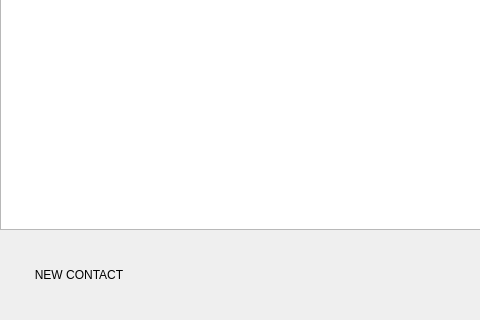
First picture: the form in xivoclient/src/xlets/people/people_widget.ui, repository wazo-platform/wazo-client-qt, before the edit; both pictures show x 0 to 480 and y 280 to 600 of the 800 by 600 pixel window.
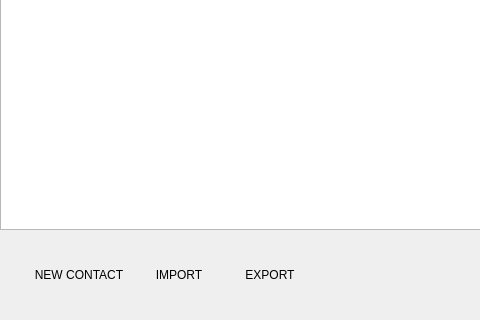
Second picture: the form after the edit. Custom widgets are drawn as their Qt base class.

Commit message:
people: add import/export functionality
Import button permit to add a csv file(personal contacts)
QMessage will popup to show final status
Export button permit to extract personal contacts into csv file

Diff of the .ui file:
```diff
--- a/xivoclient/src/xlets/people/people_widget.ui
+++ b/xivoclient/src/xlets/people/people_widget.ui
@@ -118,6 +118,9 @@
      </item>
      <item>
       <layout class="QHBoxLayout" name="horizontalLayout_2">
+       <property name="spacing">
+        <number>11</number>
+       </property>
        <property name="leftMargin">
         <number>30</number>
        </property>
@@ -140,6 +143,38 @@
          </property>
         </widget>
        </item>
+       <item>
+        <widget class="QPushButton" name="import_button">
+         <property name="text">
+          <string>IMPORT</string>
+         </property>
+         <property name="flat">
+          <bool>true</bool>
+         </property>
+         <property name="qss_tags" stdset="0">
+          <stringlist notr="true">
+           <string>orange</string>
+           <string>styled</string>
+          </stringlist>
+         </property>
+        </widget>
+       </item>
+       <item>
+        <widget class="QPushButton" name="export_button">
+         <property name="text">
+          <string>EXPORT</string>
+         </property>
+         <property name="flat">
+          <bool>true</bool>
+         </property>
+         <property name="qss_tags" stdset="0">
+          <stringlist notr="true">
+           <string>orange</string>
+           <string>styled</string>
+          </stringlist>
+         </property>
+        </widget>
+       </item>
        <item>
         <spacer name="horizontalSpacer">
          <property name="orientation">
```
The commit also changes 4 other files.
